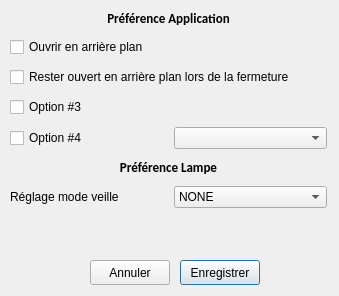
This is lampeDimmer_GUI/setuppreferencedialog.ui in thomelect/lampeDimmer as Qt 5 draws it before an edit. The edited form follows.
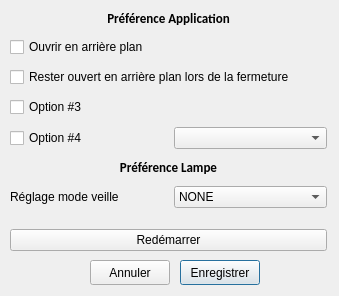
This is the edited form.

Commit message: # [PRÉFÉRENCES] + Ajout d'une copie du bouton de *redémarrage* dans la page de préférence qui appelle la fonction reboot du Mainwindow lorsqu'il est cliqué. * Maintenant, un click gauche ouvre l'application et un click droite quite l'application même si l'option pour rester ouverte un arrière plan est activée. [FONCTIONNEL]

What changed in the file:
```diff
--- a/lampeDimmer_GUI/setuppreferencedialog.ui
+++ b/lampeDimmer_GUI/setuppreferencedialog.ui
@@ -199,6 +199,13 @@
       </property>
      </spacer>
     </item>
+    <item>
+     <widget class="QPushButton" name="pbReboot">
+      <property name="text">
+       <string>Redémarrer</string>
+      </property>
+     </widget>
+    </item>
    </layout>
   </widget>
  </widget>
```
The commit also changes 6 other files.
